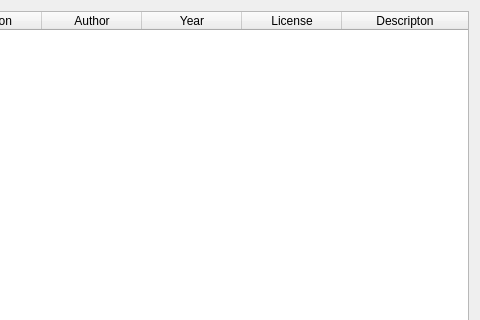
Old version of the form src/gui/animdetailsdialog.ui in the repository ckb-next/ckb-next; both pictures show x 270 to 750 and y 0 to 320 of the 750 by 550 pixel window.
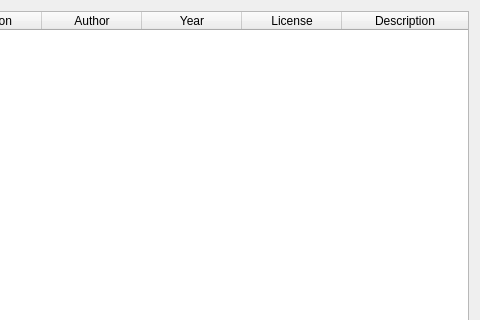
New version of the form.

Patch:
```diff
--- a/src/gui/animdetailsdialog.ui
+++ b/src/gui/animdetailsdialog.ui
@@ -75,7 +75,7 @@
      </column>
      <column>
       <property name="text">
-       <string>Descripton</string>
+       <string>Description</string>
       </property>
      </column>
     </widget>
```
